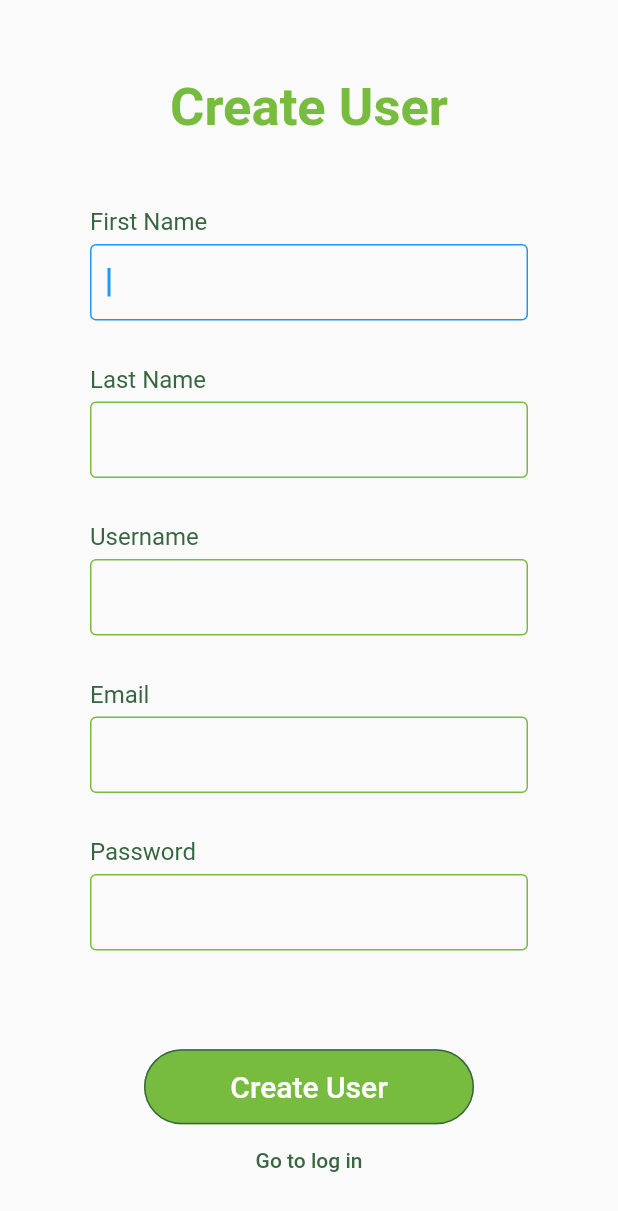
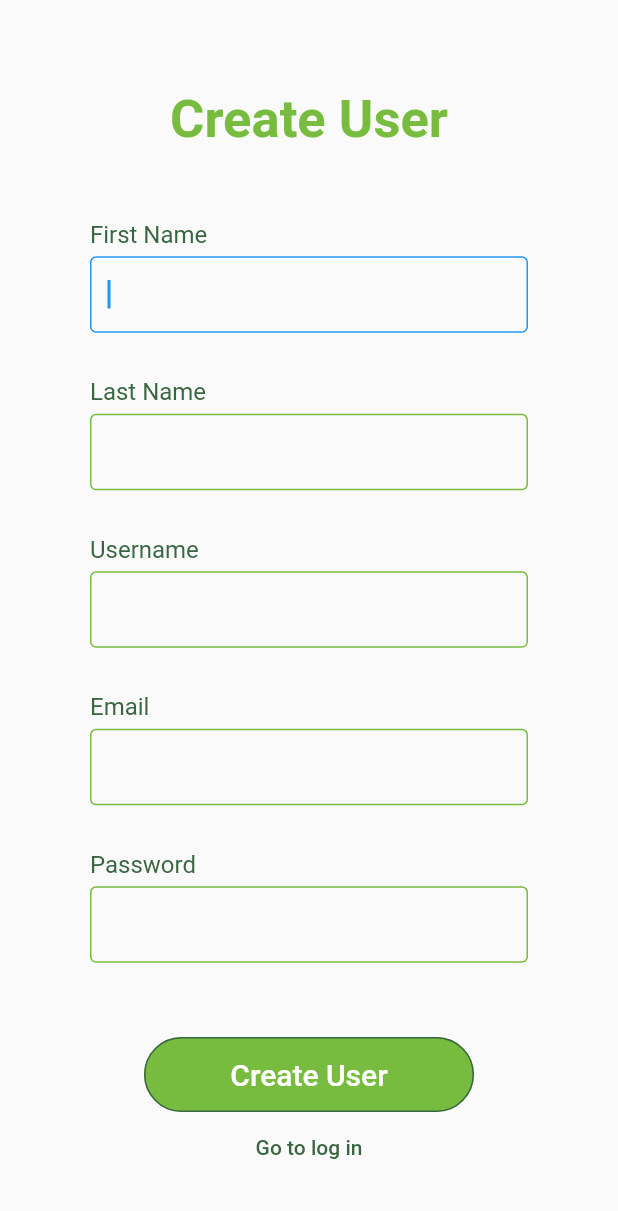
Before and after one commit to patryk1999/DECO7381, a Flutter app: the SignUpScreen screen opened directly, on a phone screen of 412 x 824 dp. Shown: the top 1211 px of the screen. Run offline on Flutter 3.47's test engine with Material 2 defaults, Android fonts, the phone set to English and light mode, and no system bars.

Commit message:
Small updates to design

```diff
--- a/abacusFrontend/lib/components/input_field.dart
+++ b/abacusFrontend/lib/components/input_field.dart
@@ -31,7 +31,7 @@ class InputField extends StatelessWidget {
       decoration: InputDecoration(
         border: OutlineInputBorder(
           borderRadius:
-              BorderRadius.circular(50), // Always use borderRadius of 50
+              BorderRadius.circular(5), // Always use borderRadius of 50
         ),
         errorText: errorText,
         floatingLabelBehavior: FloatingLabelBehavior.always,
--- a/abacusFrontend/lib/pages/signUpScreen.dart
+++ b/abacusFrontend/lib/pages/signUpScreen.dart
@@ -249,7 +249,7 @@ class _SignUpScreenState extends State<SignUpScreen> {
                           ),
                           )
                     ),
-                    SizedBox(height: screenHeight*.08),
+                    SizedBox(height: screenHeight*.06),
                     Center(
                       child: SizedBox(
                         width: 220,
```
